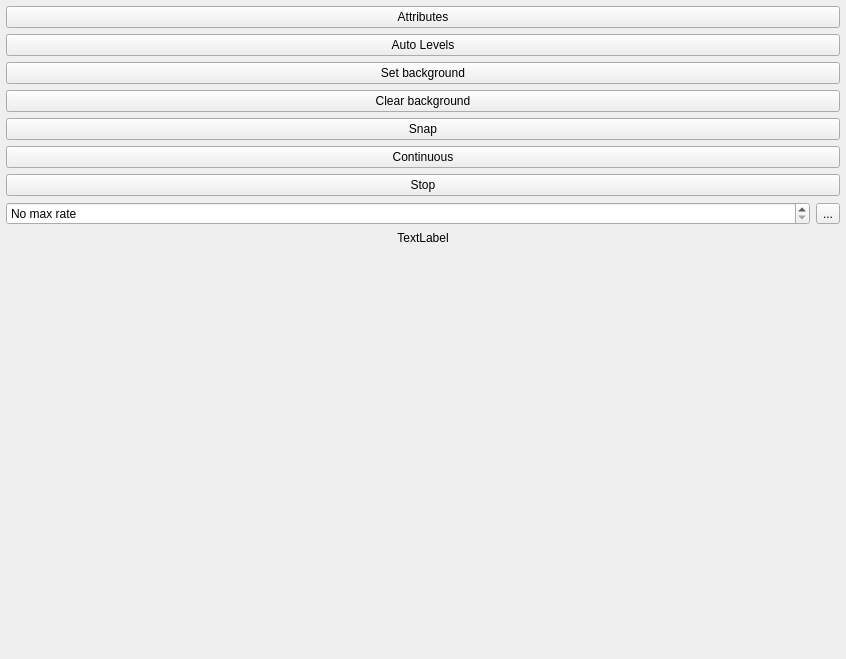
Qt form labscript_devices/common/triggerable_camera/blacs_tab.ui (labscript-suite/labscript-devices) before a commit.
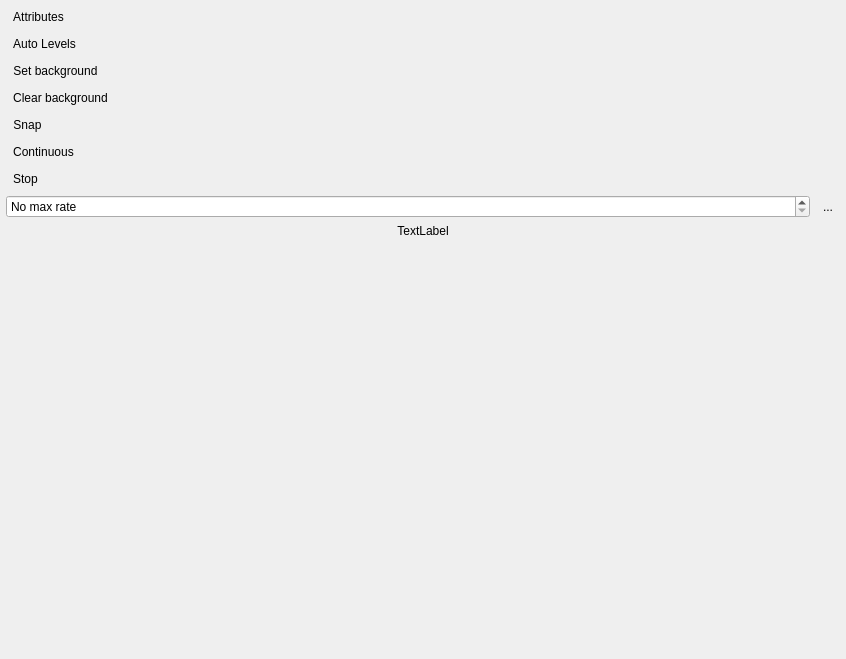
The same form after that commit. Icons and pictures are not drawn.

Commit message: Make the buttons of the device tabs auto-raise QToolButtons

Diff of the .ui file:
```diff
--- a/labscript_devices/common/triggerable_camera/blacs_tab.ui
+++ b/labscript_devices/common/triggerable_camera/blacs_tab.ui
@@ -31,7 +31,7 @@
      <item>
       <layout class="QVBoxLayout" name="verticalLayout">
        <item>
-        <widget class="QPushButton" name="pushButton_attributes">
+        <widget class="QToolButton" name="pushButton_attributes">
          <property name="toolTip">
           <string>View IMAQdx attributes</string>
          </property>
@@ -42,10 +42,16 @@
           <iconset resource="../../../clones/qtutils/qtutils/icons/icons.qrc">
            <normaloff>:/qtutils/fugue/table-export.png</normaloff>:/qtutils/fugue/table-export.png</iconset>
          </property>
+         <property name="toolButtonStyle">
+          <enum>Qt::ToolButtonTextBesideIcon</enum>
+         </property>
+         <property name="autoRaise">
+          <bool>true</bool>
+         </property>
         </widget>
        </item>
        <item>
-        <widget class="QPushButton" name="pushButtonAutoLevels">
+        <widget class="QToolButton" name="pushButtonAutoLevels">
          <property name="toolTip">
           <string>Auto scale image levels and histogram range</string>
          </property>
@@ -59,10 +65,16 @@
          <property name="checkable">
           <bool>true</bool>
          </property>
+         <property name="toolButtonStyle">
+          <enum>Qt::ToolButtonTextBesideIcon</enum>
+         </property>
+         <property name="autoRaise">
+          <bool>true</bool>
+         </property>
         </widget>
        </item>
        <item>
-        <widget class="QPushButton" name="pushButton_set_bg">
+        <widget class="QToolButton" name="pushButton_set_bg">
          <property name="toolTip">
           <string>Set the current image as the background, which is subtracted from displayed images. This affects the display only, not the images saved to shot files.</string>
          </property>
@@ -73,10 +85,16 @@
           <iconset>
            <normaloff>:/qtutils/fugue/image--plus.png</normaloff>:/qtutils/fugue/image--plus.png</iconset>
          </property>
+         <property name="toolButtonStyle">
+          <enum>Qt::ToolButtonTextBesideIcon</enum>
+         </property>
+         <property name="autoRaise">
+          <bool>true</bool>
+         </property>
         </widget>
        </item>
        <item>
-        <widget class="QPushButton" name="pushButton_clear_bg">
+        <widget class="QToolButton" name="pushButton_clear_bg">
          <property name="toolTip">
           <string>Clear the background image</string>
          </property>
@@ -87,10 +105,16 @@
           <iconset>
            <normaloff>:/qtutils/fugue/image--minus.png</normaloff>:/qtutils/fugue/image--minus.png</iconset>
          </property>
+         <property name="toolButtonStyle">
+          <enum>Qt::ToolButtonTextBesideIcon</enum>
+         </property>
+         <property name="autoRaise">
+          <bool>true</bool>
+         </property>
         </widget>
        </item>
        <item>
-        <widget class="QPushButton" name="pushButton_snap">
+        <widget class="QToolButton" name="pushButton_snap">
          <property name="toolTip">
           <string>Take a single image</string>
          </property>
@@ -101,10 +125,16 @@
           <iconset resource="../../../clones/qtutils/qtutils/icons/icons.qrc">
            <normaloff>:/qtutils/fugue/control-stop.png</normaloff>:/qtutils/fugue/control-stop.png</iconset>
          </property>
+         <property name="toolButtonStyle">
+          <enum>Qt::ToolButtonTextBesideIcon</enum>
+         </property>
+         <property name="autoRaise">
+          <bool>true</bool>
+         </property>
         </widget>
        </item>
        <item>
-        <widget class="QPushButton" name="pushButton_continuous">
+        <widget class="QToolButton" name="pushButton_continuous">
          <property name="toolTip">
           <string>Acquire images continuously</string>
          </property>
@@ -115,10 +145,16 @@
           <iconset resource="../../../clones/qtutils/qtutils/icons/icons.qrc">
            <normaloff>:/qtutils/fugue/control.png</normaloff>:/qtutils/fugue/control.png</iconset>
          </property>
+         <property name="toolButtonStyle">
+          <enum>Qt::ToolButtonTextBesideIcon</enum>
+         </property>
+         <property name="autoRaise">
+          <bool>true</bool>
+         </property>
         </widget>
        </item>
        <item>
-        <widget class="QPushButton" name="pushButton_stop">
+        <widget class="QToolButton" name="pushButton_stop">
          <property name="toolTip">
           <string>Stop acquiring images</string>
          </property>
@@ -129,6 +165,12 @@
           <iconset resource="../../../clones/qtutils/qtutils/icons/icons.qrc">
            <normaloff>:/qtutils/fugue/control-stop-square.png</normaloff>:/qtutils/fugue/control-stop-square.png</iconset>
          </property>
+         <property name="toolButtonStyle">
+          <enum>Qt::ToolButtonTextBesideIcon</enum>
+         </property>
+         <property name="autoRaise">
+          <bool>true</bool>
+         </property>
         </widget>
        </item>
        <item>
@@ -173,6 +215,9 @@
             <iconset resource="../../../clones/qtutils/qtutils/icons/icons.qrc">
              <normaloff>:/qtutils/fugue/arrow-turn-180-left.png</normaloff>:/qtutils/fugue/arrow-turn-180-left.png</iconset>
            </property>
+           <property name="autoRaise">
+            <bool>true</bool>
+           </property>
           </widget>
          </item>
         </layout>
```
The commit also changes 5 other files.
